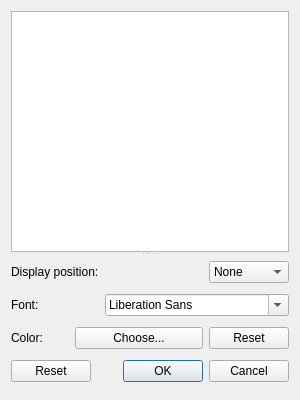
Old version of the form src/Interface/Application/NoteEditor.ui in the repository SCIInstitute/SCIRun.
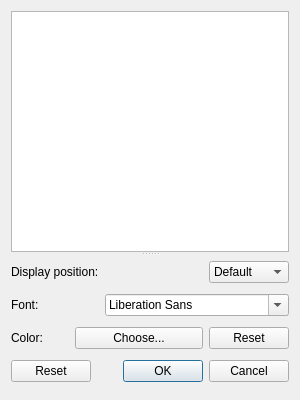
New version of the form.

Commit message: Add notes UI to module widget.

Patch:
```diff
--- a/src/Interface/Application/NoteEditor.ui
+++ b/src/Interface/Application/NoteEditor.ui
@@ -50,6 +50,11 @@
        </item>
        <item row="0" column="4">
         <widget class="QComboBox" name="positionComboBox_">
+         <item>
+          <property name="text">
+           <string>Default</string>
+          </property>
+         </item>
          <item>
           <property name="text">
            <string>None</string>
```
The commit also changes 3 other files.
